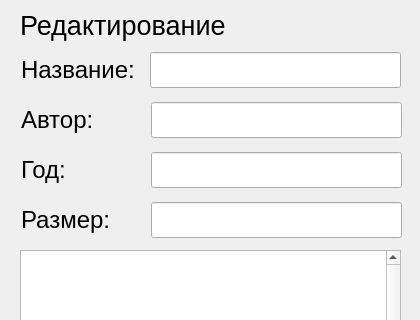
First picture: the form in UIs/VerseEditForm.ui, repository Krahjotdaan/LearningPoem, before the edit; both pictures show x 0 to 420 and y 0 to 320 of the 420 by 700 pixel window.
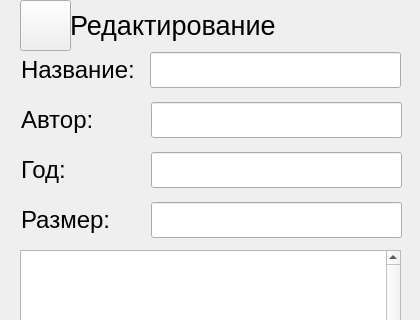
Second picture: the form after the edit.

Commit message: Style: added back button to forms

Diff of the .ui file:
```diff
--- a/UIs/VerseEditForm.ui
+++ b/UIs/VerseEditForm.ui
@@ -231,9 +231,9 @@
    <widget class="QWidget" name="horizontalLayoutWidget_3">
     <property name="geometry">
      <rect>
-      <x>20</x>
+      <x>70</x>
       <y>0</y>
-      <width>381</width>
+      <width>331</width>
       <height>51</height>
      </rect>
     </property>
@@ -252,6 +252,31 @@
      </item>
     </layout>
    </widget>
+   <widget class="QWidget" name="horizontalLayoutWidget_9">
+    <property name="geometry">
+     <rect>
+      <x>20</x>
+      <y>0</y>
+      <width>51</width>
+      <height>51</height>
+     </rect>
+    </property>
+    <layout class="QHBoxLayout" name="horizontalLayout_9">
+     <item>
+      <widget class="QPushButton" name="backButton">
+       <property name="sizePolicy">
+        <sizepolicy hsizetype="Minimum" vsizetype="Minimum">
+         <horstretch>0</horstretch>
+         <verstretch>0</verstretch>
+        </sizepolicy>
+       </property>
+       <property name="text">
+        <string/>
+       </property>
+      </widget>
+     </item>
+    </layout>
+   </widget>
   </widget>
  </widget>
  <resources/>
```
The commit also changes 5 other files.
